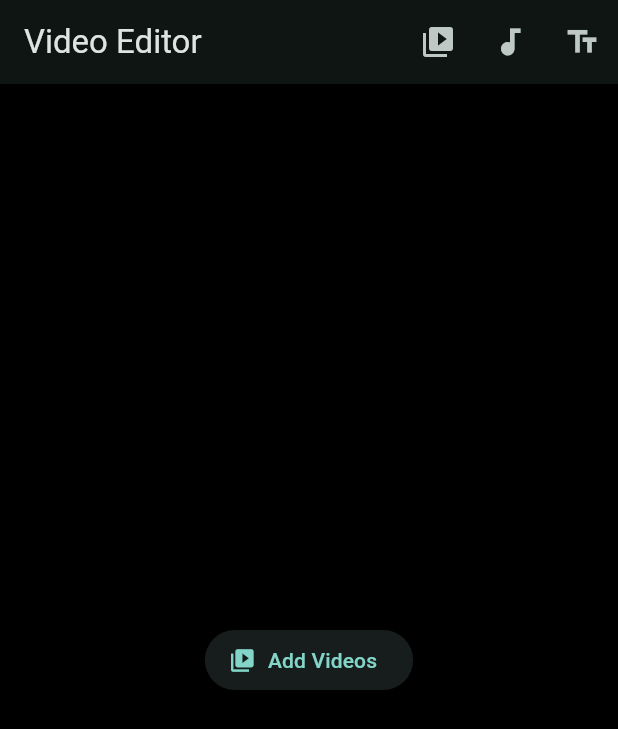
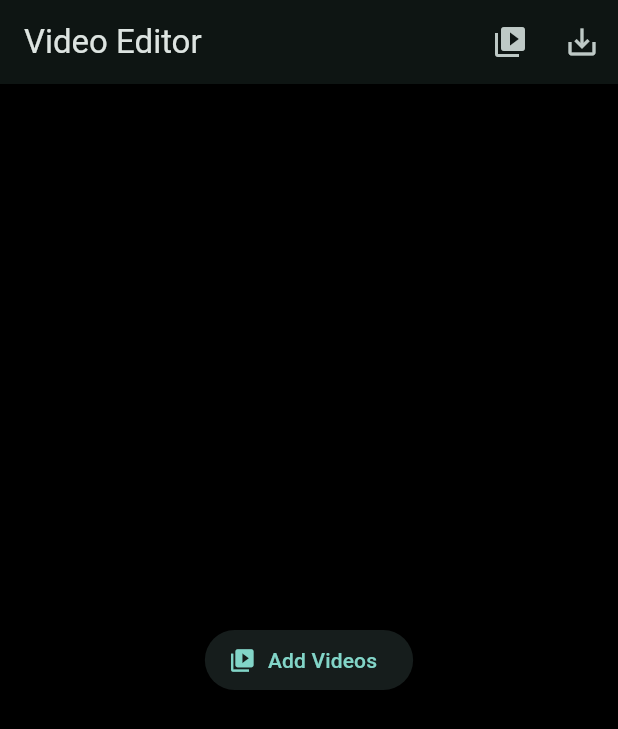
Before and after one commit to jyr94/simple-video-editing, a Flutter app: the screen it shows after launch, on a phone screen of 412 x 824 dp. Shown: the top 729 px of the screen. Run offline on Flutter 3.47's test engine with Material 3 defaults, Android fonts, the phone set to English and light mode, and no system bars; our stand-ins replace bloc, equatable, file_picker, flutter_bloc, image_picker, video_player; missing offline and left inert: ffmpeg_kit_flutter_new, video_editor.

Commit message:
Add editor toolbar and timeline view

```diff
--- a/lib/pages/multi_video_editor_page.dart
+++ b/lib/pages/multi_video_editor_page.dart
@@ -11,6 +11,7 @@ import '../models/video_clip.dart';
 import '../widgets/transition_selector.dart';
 import '../widgets/timeline_clip.dart';
 import '../widgets/video_preview.dart';
+import '../widgets/editor_toolbar.dart';
 
 class MultiVideoEditorPage extends StatefulWidget {
   const MultiVideoEditorPage({super.key});
@@ -350,6 +351,11 @@ class _MultiVideoEditorPageState extends State<MultiVideoEditorPage> {
     }
   }
 
+  void _showPlaceholder(String feature) {
+    ScaffoldMessenger.of(context)
+        .showSnackBar(SnackBar(content: Text('$feature not implemented')));
+  }
+
   @override
   Widget build(BuildContext context) {
     return Scaffold(
@@ -361,12 +367,14 @@ class _MultiVideoEditorPageState extends State<MultiVideoEditorPage> {
             onPressed: _addVideos,
           ),
           IconButton(
-            icon: const Icon(Icons.audiotrack),
-            onPressed: _addAudio,
-          ),
-          IconButton(
-            icon: const Icon(Icons.text_fields),
-            onPressed: _addText,
+            icon: _isExporting
+                ? const SizedBox(
+                    width: 24,
+                    height: 24,
+                    child: CircularProgressIndicator(strokeWidth: 2),
+                  )
+                : const Icon(Icons.save_alt),
+            onPressed: _isExporting ? null : _export,
           ),
         ],
       ),
@@ -388,35 +396,43 @@ class _MultiVideoEditorPageState extends State<MultiVideoEditorPage> {
                         : VideoPreview(controller: _previewController!),
                   ),
                 ),
-                // SizedBox(
-                //   height: 80.0 * _tracks.length,
-                //   child: Column(
-                //     children: [
-                //       for (var t = 0; t < _tracks.length; t++)
-                //         SizedBox(
-                //           height: 80,
-                //           child: ListView.builder(
-                //             scrollDirection: Axis.horizontal,
-                //             itemCount: _tracks[t].length + 1,
-                //             itemBuilder: (context, index) {
-                //               if (index == _tracks[t].length) {
-                //                 return _buildDragTarget(
-                //                   t,
-                //                   index,
-                //                   const SizedBox(width: 116),
-                //                 );
-                //               }
-                //               return _buildDragTarget(
-                //                 t,
-                //                 index,
-                //                 _buildDraggableClip(t, index),
-                //               );
-                //             },
-                //           ),
-                //         ),
-                //     ],
-                //   ),
-                // ),
+                SizedBox(
+                  height: 80.0 * _tracks.length,
+                  child: Stack(
+                    children: [
+                      Column(
+                        children: [
+                          for (var t = 0; t < _tracks.length; t++)
+                            SizedBox(
+                              height: 80,
+                              child: ListView.builder(
+                                scrollDirection: Axis.horizontal,
+                                itemCount: _tracks[t].length + 1,
+                                itemBuilder: (context, index) {
+                                  if (index == _tracks[t].length) {
+                                    return _buildDragTarget(
+                                      t,
+                                      index,
+                                      const SizedBox(width: 116),
+                                    );
+                                  }
+                                  return _buildDragTarget(
+                                    t,
+                                    index,
+                                    _buildDraggableClip(t, index),
+                                  );
+                                },
+                              ),
+                            ),
+                        ],
+                      ),
+                      Align(
+                        alignment: Alignment.center,
+                        child: Container(width: 2, color: Colors.white70),
+                      ),
+                    ],
+                  ),
+                ),
                 if (_previewController != null &&
                     _previewController!.initialized)
                   Padding(
@@ -427,17 +443,12 @@ class _MultiVideoEditorPageState extends State<MultiVideoEditorPage> {
                       height: 48,
                     ),
                   ),
-                SafeArea(
-                  child: Row(
-                    children: [
                 if (_previewController != null &&
                     _previewController!.initialized)
-                        Expanded(
-                          child: ValueListenableBuilder<VideoPlayerValue>(
+                  ValueListenableBuilder<VideoPlayerValue>(
                     valueListenable: _previewController!.video,
                     builder: (context, value, child) {
-                              final max =
-                                  value.duration.inMilliseconds.toDouble();
+                      final max = value.duration.inMilliseconds.toDouble();
                       final pos = value.position.inMilliseconds
                           .clamp(0.0, max)
                           .toDouble();
@@ -445,39 +456,21 @@ class _MultiVideoEditorPageState extends State<MultiVideoEditorPage> {
                         min: 0,
                         max: max,
                         value: pos,
-                                onChanged: (v) => _previewController!.video
-                                    .seekTo(
+                        onChanged: (v) => _previewController!.video.seekTo(
                           Duration(milliseconds: v.toInt()),
                         ),
                       );
                     },
                   ),
-                        ),
-                      IconButton(
-                        icon: const Icon(Icons.call_split),
-                        onPressed: () => _splitClip(),
-                      ),
-                      IconButton(
-                        icon: const Icon(Icons.delete),
-                        onPressed: _deleteSelectedClip,
-                      ),
-                      IconButton(
-                        icon: const Icon(Icons.tune),
-                        onPressed: _openTransitionSettings,
-                      ),
-                      IconButton(
-                        icon: _isExporting
-                            ? const SizedBox(
-                                width: 24,
-                                height: 24,
-                                child: CircularProgressIndicator(
-                                  strokeWidth: 2,
-                                ),
-                              )
-                            : const Icon(Icons.save_alt),
-                        onPressed: _isExporting ? null : _export,
-                      ),
-                    ],
+                SafeArea(
+                  top: false,
+                  child: EditorToolbar(
+                    onEdit: _splitClip,
+                    onAudio: _addAudio,
+                    onText: _addText,
+                    onEffect: _openTransitionSettings,
+                    onOverlay: () => _showPlaceholder('Overlay'),
+                    onCaption: () => _showPlaceholder('Keterangan'),
                   ),
                 ),
               ],
```
Also changed, not shown: lib/widgets/editor_toolbar.dart (added, +60 -0 lines). Lines whose indentation alone changed are shown as unchanged.
